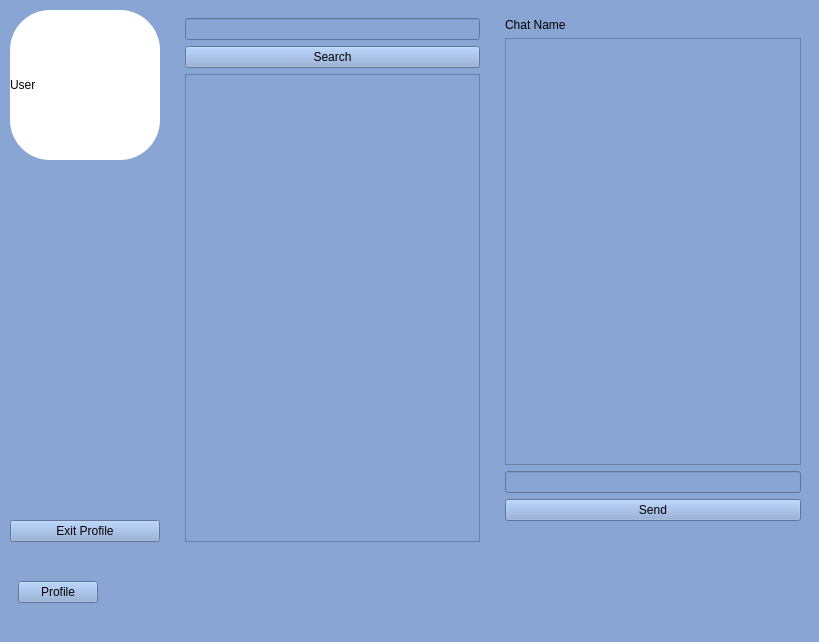
First picture: the form in messenger/mainwindow.ui, repository ita-social-projects/HTTP_Messenger_Client, before the edit.
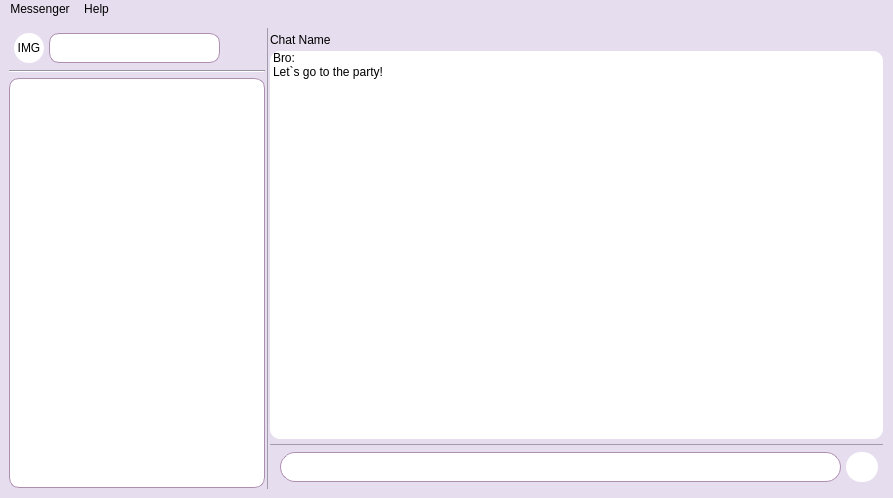
Second picture: the form after the edit. Icons and pictures are not drawn.

Commit message: CLV-140 MainWindow UI. Refactored other code.

What changed in the file:
```diff
--- a/messenger/mainwindow.ui
+++ b/messenger/mainwindow.ui
@@ -6,52 +6,76 @@
    <rect>
     <x>0</x>
     <y>0</y>
-    <width>819</width>
-    <height>642</height>
+    <width>893</width>
+    <height>498</height>
    </rect>
   </property>
   <property name="windowTitle">
    <string>MainWindow</string>
   </property>
   <property name="styleSheet">
-   <string notr="true">background-color: rgb(136, 165, 211);
+   <string notr="true">background-color: rgb(230, 221, 238);
 </string>
   </property>
   <widget class="QWidget" name="centralwidget">
-   <layout class="QHBoxLayout" name="horizontalLayout">
+   <layout class="QHBoxLayout" name="horizontalLayout_4">
     <item>
-     <layout class="QVBoxLayout" name="verticalLayout_5">
-      <property name="bottomMargin">
-       <number>20</number>
+     <layout class="QHBoxLayout" name="horizontalLayout_3">
+      <property name="spacing">
+       <number>0</number>
       </property>
       <item>
-       <layout class="QHBoxLayout" name="MainElements_2">
-        <property name="leftMargin">
-         <number>0</number>
+       <widget class="QWidget" name="ChatsWidget" native="true">
+        <property name="sizePolicy">
+         <sizepolicy hsizetype="Fixed" vsizetype="Preferred">
+          <horstretch>0</horstretch>
+          <verstretch>0</verstretch>
+         </sizepolicy>
         </property>
-        <property name="topMargin">
-         <number>0</number>
+        <property name="minimumSize">
+         <size>
+          <width>150</width>
+          <height>0</height>
+         </size>
         </property>
-        <property name="rightMargin">
-         <number>0</number>
+        <property name="styleSheet">
+         <string notr="true">background-color: rgb(230, 221, 238);</string>
         </property>
-        <property name="bottomMargin">
-         <number>15</number>
-        </property>
-        <item>
-         <widget class="QWidget" name="profileWidget_2" native="true">
-          <layout class="QVBoxLayout" name="verticalLayout_6">
+        <layout class="QVBoxLayout" name="verticalLayout_7">
+         <property name="spacing">
+          <number>5</number>
+         </property>
+         <property name="sizeConstraint">
+          <enum>QLayout::SetMinimumSize</enum>
+         </property>
+         <property name="leftMargin">
+          <number>0</number>
+         </property>
+         <property name="topMargin">
+          <number>3</number>
+         </property>
+         <property name="rightMargin">
+          <number>1</number>
+         </property>
+         <property name="bottomMargin">
+          <number>1</number>
+         </property>
+         <item>
+          <layout class="QHBoxLayout" name="horizontalLayout_2">
+           <property name="spacing">
+            <number>5</number>
+           </property>
            <property name="leftMargin">
-            <number>1</number>
+            <number>5</number>
            </property>
            <property name="topMargin">
-            <number>1</number>
+            <number>2</number>
            </property>
-           <property name="rightMargin">
-            <number>10</number>
+           <property name="bottomMargin">
+            <number>2</number>
            </property>
            <item>
-            <widget class="QLabel" name="UserName">
+            <widget class="QLabel" name="UserImg">
              <property name="sizePolicy">
               <sizepolicy hsizetype="Fixed" vsizetype="Fixed">
                <horstretch>0</horstretch>
@@ -60,122 +84,298 @@
              </property>
              <property name="minimumSize">
               <size>
-               <width>150</width>
-               <height>150</height>
+               <width>30</width>
+               <height>30</height>
+              </size>
+             </property>
+             <property name="styleSheet">
+              <string notr="true">QLabel{
+background-color: rgb(255,255,255);
+border-radius: 15px;
+}</string>
+             </property>
+             <property name="text">
+              <string>IMG</string>
+             </property>
+             <property name="alignment">
+              <set>Qt::AlignCenter</set>
+             </property>
+            </widget>
+           </item>
+           <item>
+            <widget class="QLineEdit" name="SearchUser">
+             <property name="minimumSize">
+              <size>
+               <width>0</width>
+               <height>30</height>
               </size>
              </property>
              <property name="styleSheet">
               <string notr="true">background-color: rgb(255, 255, 255);
-font: 75 14pt &quot;MS Shell Dlg 2&quot;;
-border-radius: 40px;
-</string>
+font: 10pt &quot;MS Shell Dlg 2&quot;;
+border-radius: 10px;
+border-style: solid;
+border-width: 1px;
+border-color: rgb(174, 143, 177);</string>
              </property>
-             <property name="text">
-              <string>User</string>
-             </property>
             </widget>
-           </item>
-           <item>
-            <spacer name="verticalSpacer_3">
-             <property name="orientation">
-              <enum>Qt::Vertical</enum>
-             </property>
-             <property name="sizeHint" stdset="0">
-              <size>
-               <width>20</width>
-               <height>40</height>
-              </size>
-             </property>
-            </spacer>
-           </item>
-           <item>
-            <widget class="QPushButton" name="ExitButton">
-             <property name="text">
-              <string>Exit Profile</string>
-             </property>
-            </widget>
-           </item>
-          </layout>
-         </widget>
-        </item>
-        <item>
-         <widget class="QWidget" name="ChatsWidget" native="true">
-          <layout class="QVBoxLayout" name="verticalLayout_7">
-           <property name="rightMargin">
-            <number>10</number>
-           </property>
-           <item>
-            <widget class="QLineEdit" name="SearchUser"/>
            </item>
            <item>
             <widget class="QPushButton" name="SearchUserButton">
-             <property name="text">
-              <string>Search</string>
+             <property name="sizePolicy">
+              <sizepolicy hsizetype="Minimum" vsizetype="Minimum">
+               <horstretch>0</horstretch>
+               <verstretch>0</verstretch>
+              </sizepolicy>
              </property>
-            </widget>
-           </item>
-           <item>
-            <widget class="QListWidget" name="UserList_2"/>
-           </item>
-          </layout>
-         </widget>
-        </item>
-        <item>
-         <widget class="QWidget" name="ConversationWidget" native="true">
-          <layout class="QVBoxLayout" name="verticalLayout_8">
-           <property name="bottomMargin">
-            <number>30</number>
-           </property>
-           <item>
-            <widget class="QLabel" name="ChatName">
-             <property name="text">
-              <string>Chat Name</string>
+             <property name="cursor">
+              <cursorShape>ArrowCursor</cursorShape>
              </property>
-            </widget>
-           </item>
-           <item>
-            <widget class="QListWidget" name="Messages"/>
-           </item>
-           <item>
-            <widget class="QLineEdit" name="EnterMessage"/>
-           </item>
-           <item>
-            <widget class="QPushButton" name="SendButton">
+             <property name="mouseTracking">
+              <bool>true</bool>
+             </property>
+             <property name="styleSheet">
+              <string notr="true">QPushButton:hover {
+     background-color: rgb(136, 131, 141);
+ }</string>
+             </property>
              <property name="text">
-              <string>Send</string>
+              <string/>
              </property>
+             <property name="icon">
+              <iconset resource="resources.qrc">
+               <normaloff>:/icons/icons/search.ico</normaloff>:/icons/icons/search.ico</iconset>
+             </property>
+             <property name="iconSize">
+              <size>
+               <width>20</width>
+               <height>20</height>
+              </size>
+             </property>
+             <property name="autoDefault">
+              <bool>true</bool>
+             </property>
+             <property name="default">
+              <bool>false</bool>
+             </property>
+             <property name="flat">
+              <bool>true</bool>
+             </property>
             </widget>
            </item>
           </layout>
-         </widget>
-        </item>
-       </layout>
+         </item>
+         <item>
+          <widget class="Line" name="line_2">
+           <property name="orientation">
+            <enum>Qt::Horizontal</enum>
+           </property>
+          </widget>
+         </item>
+         <item>
+          <widget class="QListWidget" name="UserList_2">
+           <property name="styleSheet">
+            <string notr="true">background-color: rgb(255, 255, 255);
+font: 10pt &quot;MS Shell Dlg 2&quot;;
+border-radius: 10px;
+border-style: solid;
+border-width: 1px;
+border-color: rgb(174, 143, 177);</string>
+           </property>
+          </widget>
+         </item>
+        </layout>
+       </widget>
       </item>
       <item>
-       <widget class="QWidget" name="ButtonLayout_2" native="true">
-        <layout class="QHBoxLayout" name="horizontalLayout_3">
+       <widget class="Line" name="line">
+        <property name="styleSheet">
+         <string notr="true">background-color: rgb(230, 221, 238);
+color: rgb(161, 156, 169);</string>
+        </property>
+        <property name="frameShadow">
+         <enum>QFrame::Plain</enum>
+        </property>
+        <property name="orientation">
+         <enum>Qt::Vertical</enum>
+        </property>
+       </widget>
+      </item>
+      <item>
+       <widget class="QWidget" name="ConversationWidget" native="true">
+        <property name="styleSheet">
+         <string notr="true">background-color: rgb(230, 221, 238);</string>
+        </property>
+        <layout class="QVBoxLayout" name="verticalLayout_8">
+         <property name="spacing">
+          <number>4</number>
+         </property>
+         <property name="sizeConstraint">
+          <enum>QLayout::SetDefaultConstraint</enum>
+         </property>
+         <property name="leftMargin">
+          <number>1</number>
+         </property>
+         <property name="topMargin">
+          <number>5</number>
+         </property>
+         <property name="rightMargin">
+          <number>1</number>
+         </property>
          <property name="bottomMargin">
-          <number>10</number>
+          <number>5</number>
          </property>
          <item>
-          <widget class="QPushButton" name="ShowOrHideProfileButton">
+          <widget class="QLabel" name="ChatName">
            <property name="text">
-            <string>Profile</string>
+            <string>Chat Name</string>
            </property>
           </widget>
          </item>
          <item>
-          <spacer name="horizontalSpacer_4">
+          <widget class="QListWidget" name="Messages">
+           <property name="enabled">
+            <bool>true</bool>
+           </property>
+           <property name="styleSheet">
+            <string notr="true">background-color: rgb(255, 255, 255);
+border-radius: 10px;</string>
+           </property>
+           <property name="lineWidth">
+            <number>0</number>
+           </property>
+           <item>
+            <property name="text">
+             <string>Bro:</string>
+            </property>
+           </item>
+           <item>
+            <property name="text">
+             <string>Let`s go to the party!</string>
+            </property>
+           </item>
+          </widget>
+         </item>
+         <item>
+          <widget class="Line" name="line_3">
+           <property name="styleSheet">
+            <string notr="true">color: rgb(161, 156, 169);</string>
+           </property>
+           <property name="frameShadow">
+            <enum>QFrame::Plain</enum>
+           </property>
            <property name="orientation">
             <enum>Qt::Horizontal</enum>
            </property>
-           <property name="sizeHint" stdset="0">
-            <size>
-             <width>40</width>
-             <height>20</height>
-            </size>
+          </widget>
+         </item>
+         <item>
+          <layout class="QHBoxLayout" name="horizontalLayout" stretch="0,0">
+           <property name="spacing">
+            <number>5</number>
            </property>
-          </spacer>
+           <property name="leftMargin">
+            <number>10</number>
+           </property>
+           <property name="topMargin">
+            <number>2</number>
+           </property>
+           <property name="rightMargin">
+            <number>5</number>
+           </property>
+           <property name="bottomMargin">
+            <number>2</number>
+           </property>
+           <item>
+            <widget class="QLineEdit" name="EnterMessage">
+             <property name="minimumSize">
+              <size>
+               <width>0</width>
+               <height>30</height>
+              </size>
+             </property>
+             <property name="styleSheet">
+              <string notr="true">background-color: rgb(255, 255, 255);
+font: 10pt &quot;MS Shell Dlg 2&quot;;
+border-radius: 15px;
+border-style: solid;
+border-width: 1px;
+border-color: rgb(174, 143, 177);</string>
+             </property>
+             <property name="frame">
+              <bool>false</bool>
+             </property>
+             <property name="placeholderText">
+              <string/>
+             </property>
+             <property name="clearButtonEnabled">
+              <bool>false</bool>
+             </property>
+            </widget>
+           </item>
+           <item>
+            <widget class="QPushButton" name="SendButton">
+             <property name="enabled">
+              <bool>true</bool>
+             </property>
+             <property name="sizePolicy">
+              <sizepolicy hsizetype="Fixed" vsizetype="Fixed">
+               <horstretch>0</horstretch>
+               <verstretch>0</verstretch>
+              </sizepolicy>
+             </property>
+             <property name="minimumSize">
+              <size>
+               <width>30</width>
+               <height>30</height>
+              </size>
+             </property>
+             <property name="mouseTracking">
+              <bool>true</bool>
+             </property>
+             <property name="acceptDrops">
+              <bool>false</bool>
+             </property>
+             <property name="autoFillBackground">
+              <bool>false</bool>
+             </property>
+             <property name="styleSheet">
+              <string notr="true">QPushButton{
+border-radius: 15px;
+background-color: white;
+}
+QPushButton:hover {
+     background-color:rgb(200, 192, 207);
+ }</string>
+             </property>
+             <property name="text">
+              <string/>
+             </property>
+             <property name="icon">
+              <iconset resource="resources.qrc">
+               <normaloff>:/icons/icons/send.ico</normaloff>:/icons/icons/send.ico</iconset>
+             </property>
+             <property name="iconSize">
+              <size>
+               <width>25</width>
+               <height>20</height>
+              </size>
+             </property>
+             <property name="checkable">
+              <bool>false</bool>
+             </property>
+             <property name="autoDefault">
+              <bool>true</bool>
+             </property>
+             <property name="default">
+              <bool>false</bool>
+             </property>
+             <property name="flat">
+              <bool>true</bool>
+             </property>
+            </widget>
+           </item>
+          </layout>
          </item>
         </layout>
        </widget>
@@ -184,6 +384,61 @@
     </item>
    </layout>
   </widget>
+  <widget class="QMenuBar" name="menuBar">
+   <property name="geometry">
+    <rect>
+     <x>0</x>
+     <y>0</y>
+     <width>893</width>
+     <height>25</height>
+    </rect>
+   </property>
+   <property name="sizePolicy">
+    <sizepolicy hsizetype="Minimum" vsizetype="Minimum">
+     <horstretch>0</horstretch>
+     <verstretch>0</verstretch>
+    </sizepolicy>
+   </property>
+   <widget class="QMenu" name="menuAbout">
+    <property name="title">
+     <string>Help</string>
+    </property>
+    <addaction name="separator"/>
+    <addaction name="actionAbout"/>
+    <addaction name="actionAbout_Qt"/>
+   </widget>
+   <widget class="QMenu" name="menuMessenger">
+    <property name="title">
+     <string>Messenger</string>
+    </property>
+    <addaction name="actionProfile"/>
+    <addaction name="separator"/>
+    <addaction name="actionExit"/>
+    <addaction name="separator"/>
+   </widget>
+   <addaction name="menuMessenger"/>
+   <addaction name="menuAbout"/>
+  </widget>
+  <action name="actionAbout">
+   <property name="text">
+    <string>About DevTeam</string>
+   </property>
+  </action>
+  <action name="actionAbout_Qt">
+   <property name="text">
+    <string>About Qt</string>
+   </property>
+  </action>
+  <action name="actionProfile">
+   <property name="text">
+    <string>Profile</string>
+   </property>
+  </action>
+  <action name="actionExit">
+   <property name="text">
+    <string>Exit</string>
+   </property>
+  </action>
  </widget>
  <resources/>
  <connections/>
```
Left out of the diff: 4 changed lines with no effect on the pictures. The commit also changes 21 other files.
